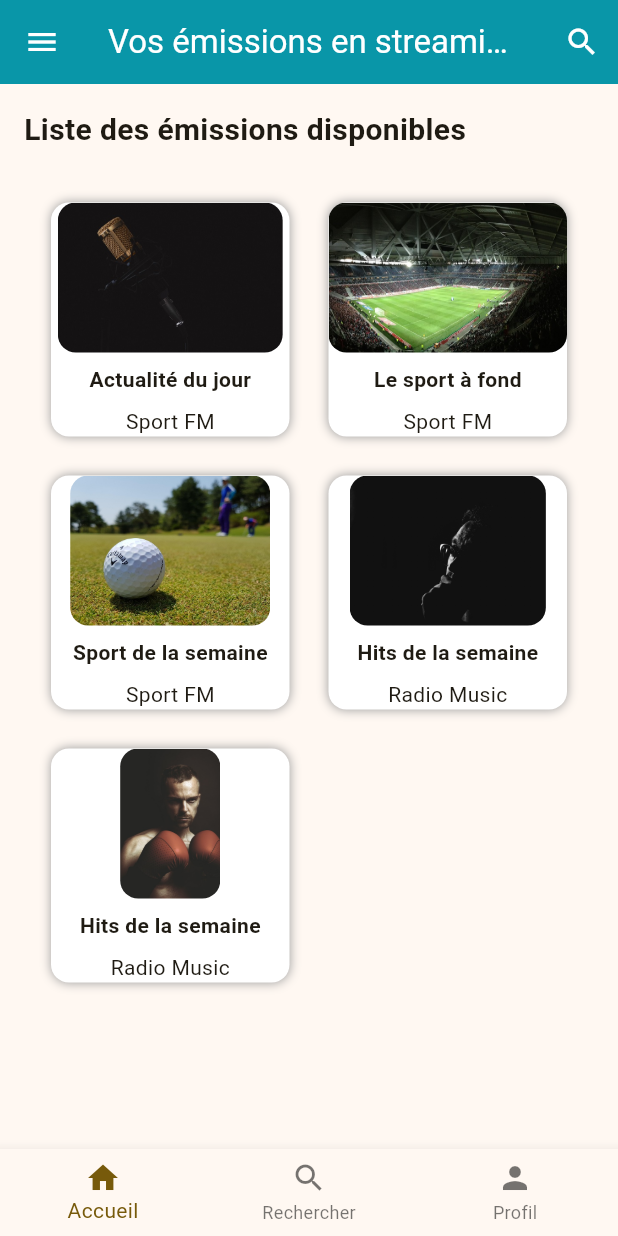
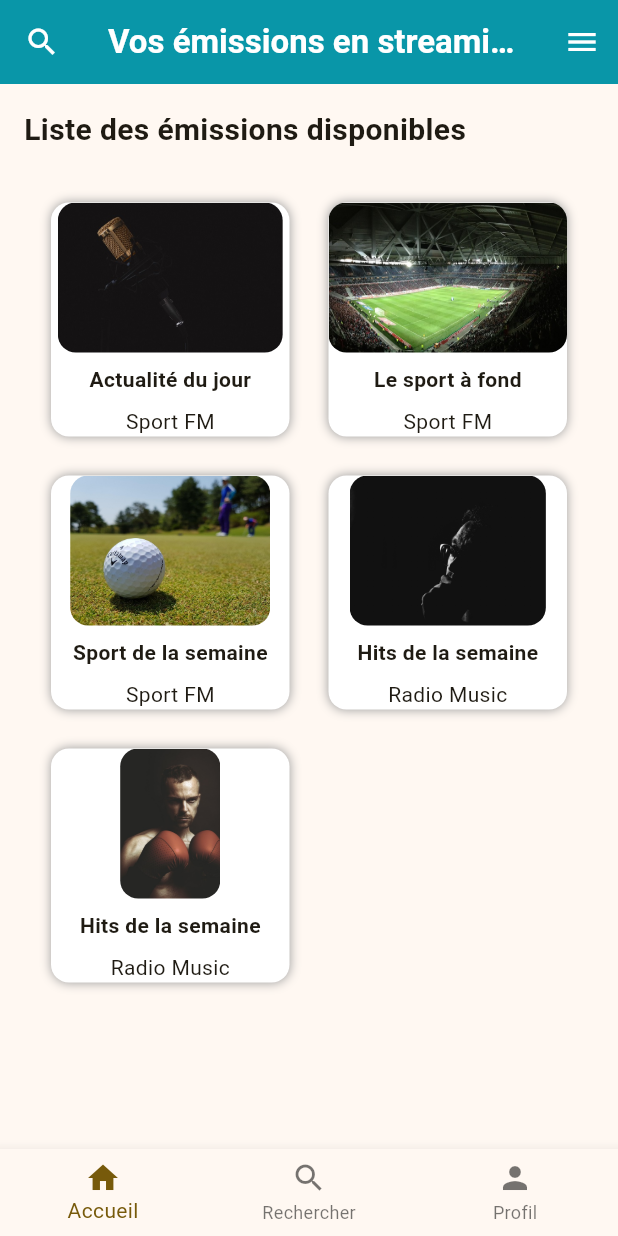
Before and after one commit to Hokinai1/App_Streaming, a Flutter app: the screen it shows after launch, on a phone screen of 412 x 824 dp. Run offline on Flutter 3.47's test engine with Material 3 defaults, Android fonts, the phone set to English and light mode, and no system bars; our stand-ins replace responsive_grid.

Commit message:
Modification de l'emplacement des icones

```diff
--- a/lib/pages/home.dart
+++ b/lib/pages/home.dart
@@ -14,28 +14,21 @@ class _HomeAppState extends State<HomeApp> {
   Widget build(BuildContext context) {
     return Scaffold(
       appBar: AppBar(
-        // title: Text("Vos émissions en streaming"),
-
-        // actions: [
-        //   IconButton(icon: Icon(Icons.search), onPressed: () {}),
-        //   title: Text("Vos émissions en streaming"),
-        //   IconButton(icon: Icon(Icons.list), onPressed: () {}),
-        // ],
         leading: IconButton(
-          icon: const Icon(Icons.menu),
+          icon: const Icon(Icons.search),
           onPressed: () {},
           color: Colors.white,
         ),
         title: Text(
           'Vos émissions en streaming',
-          style: TextStyle(color: Colors.white),
+          style: TextStyle(color: Colors.white, fontWeight: FontWeight.bold),
         ),
         centerTitle: true,
         backgroundColor: const Color.fromARGB(255, 9, 150, 168),
 
         actions: [
           IconButton(
-            icon: const Icon(Icons.search),
+            icon: const Icon(Icons.menu),
             onPressed: () {},
             color: Colors.white,
           ),
```
